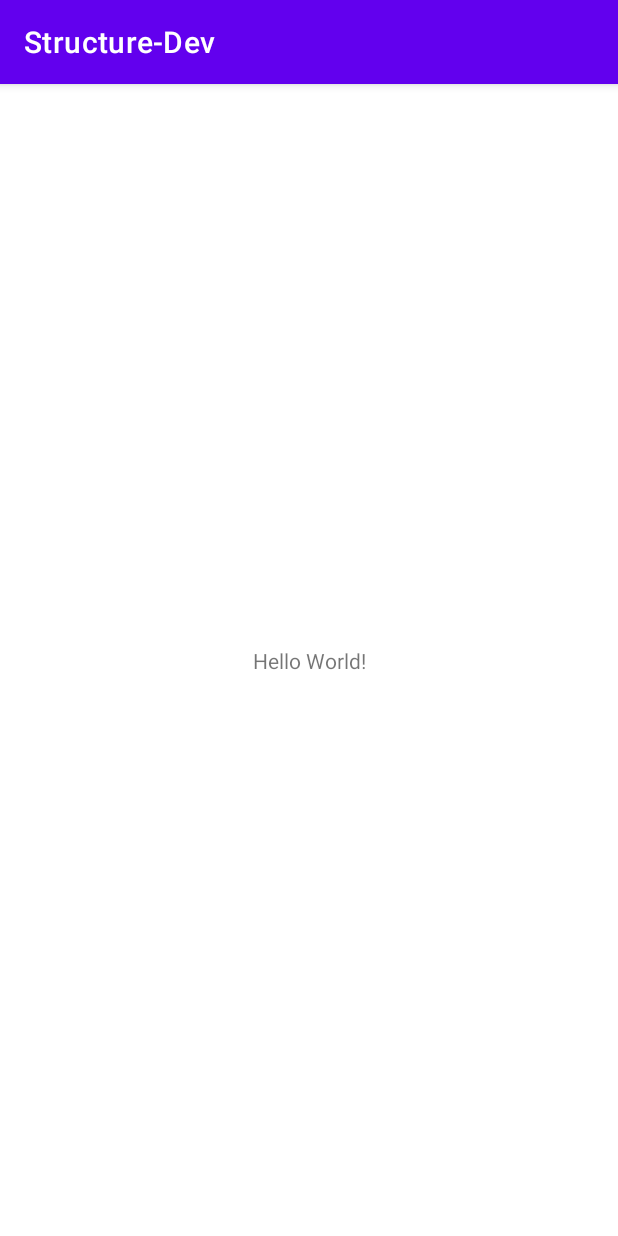
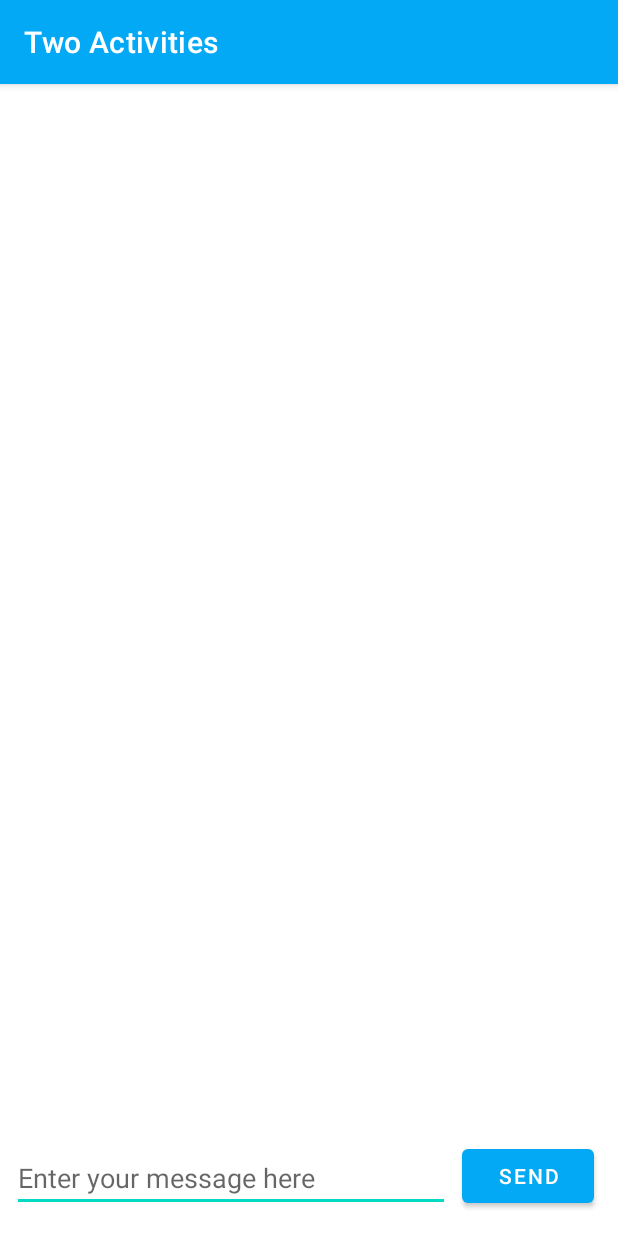
Before and after one commit to Dinhduy01/Android_Tutorials_Pra_DuyND, an Android app: the screen it shows after launch (MainActivity), on a phone screen of 412 x 824 dp. Run offline under Robolectric (Android 15) with nearby library versions, the phone set to English and light mode, and no system bars.

Commit message:
first commit

```diff
--- a/app/build.gradle.kts
+++ b/app/build.gradle.kts
@@ -170,7 +170,9 @@ dependencies {
     implementation(Deps.appcompat)
     implementation(Deps.material)
     implementation(Deps.constraint_layout)
-
+    implementation("com.google.android.material:material:1.4.0")
+    implementation("androidx.constraintlayout:constraintlayout:2.1.4")
+    implementation ("androidx.core:core-ktx:1.6.0")
     testImplementation(Deps.junit)
     testImplementation(Deps.mockk)
 }
--- /dev/null
+++ b/app/src/main/res/drawable-v24/mybutton.xml
@@ -0,0 +1,5 @@
+<vector android:autoMirrored="true" android:height="24dp"
+    android:tint="#000000" android:viewportHeight="24"
+    android:viewportWidth="24" android:width="24dp" xmlns:android="http://schemas.android.com/apk/res/android">
+    <path android:fillColor="@android:color/white" android:pathData="M20,11H7.83l5.59,-5.59L12,4l-8,8 8,8 1.41,-1.41L7.83,13H20v-2z"/>
+</vector>
--- a/app/src/main/res/layout/activity_main.xml
+++ b/app/src/main/res/layout/activity_main.xml
@@ -7,12 +7,54 @@
     tools:context=".MainActivity">
 
     <TextView
+        android:id="@+id/text_header_reply"
         android:layout_width="wrap_content"
         android:layout_height="wrap_content"
-        android:text="Hello World!"
-        app:layout_constraintBottom_toBottomOf="parent"
-        app:layout_constraintLeft_toLeftOf="parent"
-        app:layout_constraintRight_toRightOf="parent"
+        android:layout_marginStart="8dp"
+        android:layout_marginLeft="8dp"
+        android:layout_marginTop="16dp"
+        android:text="Message Reply"
+        android:textAppearance="@style/TextAppearance.AppCompat.Medium"
+        android:textStyle="bold"
+        android:visibility="invisible"
+        app:layout_constraintStart_toStartOf="parent"
         app:layout_constraintTop_toTopOf="parent" />
 
+    <TextView
+        android:id="@+id/text_message_reply"
+        android:layout_width="wrap_content"
+        android:layout_height="wrap_content"
+        android:layout_marginStart="8dp"
+        android:layout_marginLeft="8dp"
+        android:layout_marginTop="8dp"
+        android:visibility="invisible"
+        app:layout_constraintStart_toStartOf="parent"
+        app:layout_constraintTop_toBottomOf="@+id/text_header_reply" />
+
+    <EditText
+        android:id="@+id/editText_main"
+        android:layout_width="0dp"
+        android:layout_height="wrap_content"
+        android:layout_marginStart="8dp"
+        android:layout_marginEnd="8dp"
+        android:layout_marginBottom="16dp"
+        android:ems="10"
+        android:hint="Enter your message here"
+        android:inputType="textLongMessage"
+        app:layout_constraintBottom_toBottomOf="parent"
+        app:layout_constraintEnd_toStartOf="@+id/button_main"
+        app:layout_constraintStart_toStartOf="parent" />
+
+    <Button
+        android:id="@+id/button_main"
+        android:layout_width="wrap_content"
+        android:layout_height="wrap_content"
+        android:layout_marginBottom="16dp"
+        android:layout_marginRight="16dp"
+        android:text="send"
+        android:onClick="launchSecondActivity"
+        app:layout_constraintBottom_toBottomOf="parent"
+        app:layout_constraintRight_toRightOf="parent" />
+
+
 </androidx.constraintlayout.widget.ConstraintLayout>
--- a/app/src/main/res/values/colors.xml
+++ b/app/src/main/res/values/colors.xml
@@ -1,7 +1,7 @@
 <?xml version="1.0" encoding="utf-8"?>
 <resources>
     <color name="purple_200">#FFBB86FC</color>
-    <color name="purple_500">#FF6200EE</color>
+    <color name="purple_500">#03A9F4</color>
     <color name="purple_700">#FF3700B3</color>
     <color name="teal_200">#FF03DAC5</color>
     <color name="teal_700">#FF018786</color>
--- a/app/src/main/res/values/strings.xml
+++ b/app/src/main/res/values/strings.xml
@@ -1,2 +1,3 @@
 <resources>
+    <string name="name">Two Activities</string>
 </resources>
--- a/build.gradle.kts
+++ b/build.gradle.kts
@@ -9,6 +9,7 @@ buildscript {
     dependencies {
         classpath (ClassPath.gradle_build_tools)
         classpath (ClassPath.kotlin_gradle_plugin)
+        classpath("org.jetbrains.kotlin:kotlin-gradle-plugin:1.7.20")
 
         // NOTE: Do not place your application dependencies here; they belong
         // in the individual module build.build.gradle.kts files
--- a/gradle.properties
+++ b/gradle.properties
@@ -19,4 +19,3 @@ android.useAndroidX=true
 android.enableJetifier=true
 # Kotlin code style for this project: "official" or "obsolete":
 kotlin.code.style=official
-org.gradle.java.home=/Applications/Android Studio.app/Contents/jre/Contents/Home
```
Also changed, not shown: app/src/main/AndroidManifest.xml (+10 -2 lines), app/src/main/java/com/sun/android/MainActivity.kt (+32 -0 lines), app/src/main/java/com/sun/android/newA.kt (added, +39 -0 lines), app/src/main/res/layout/activity_new.xml (added, +59 -0 lines).
